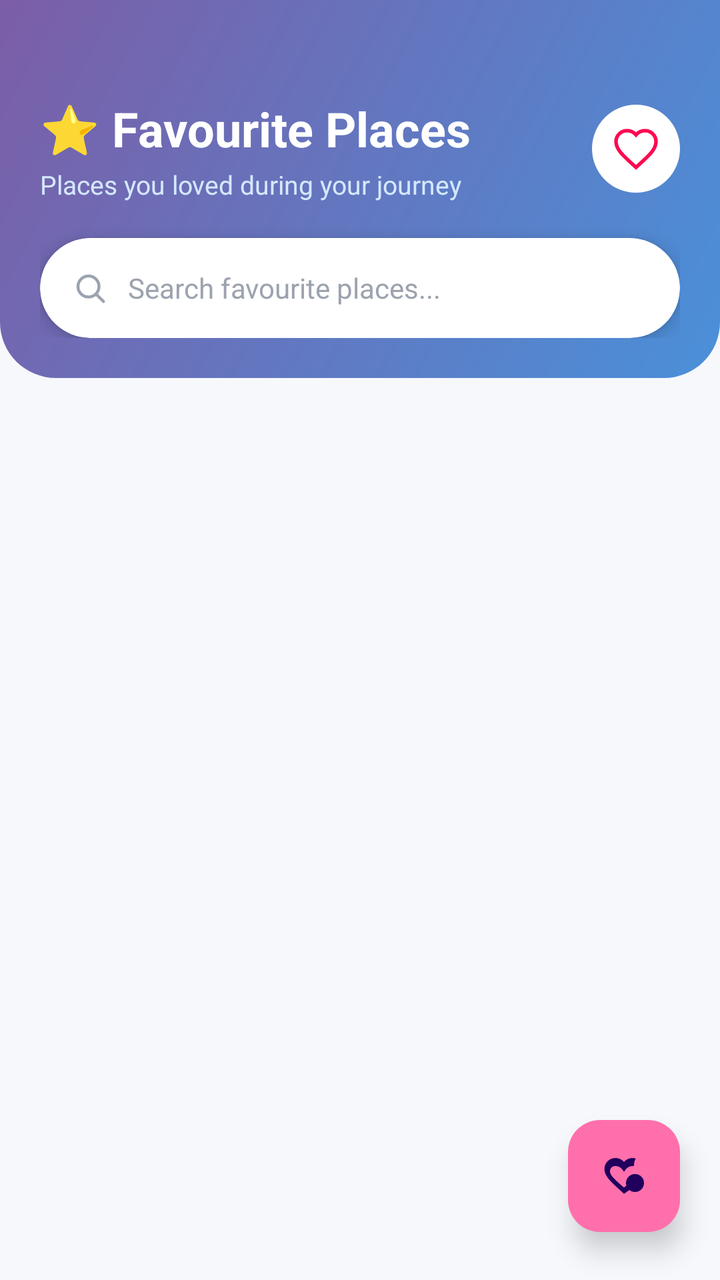
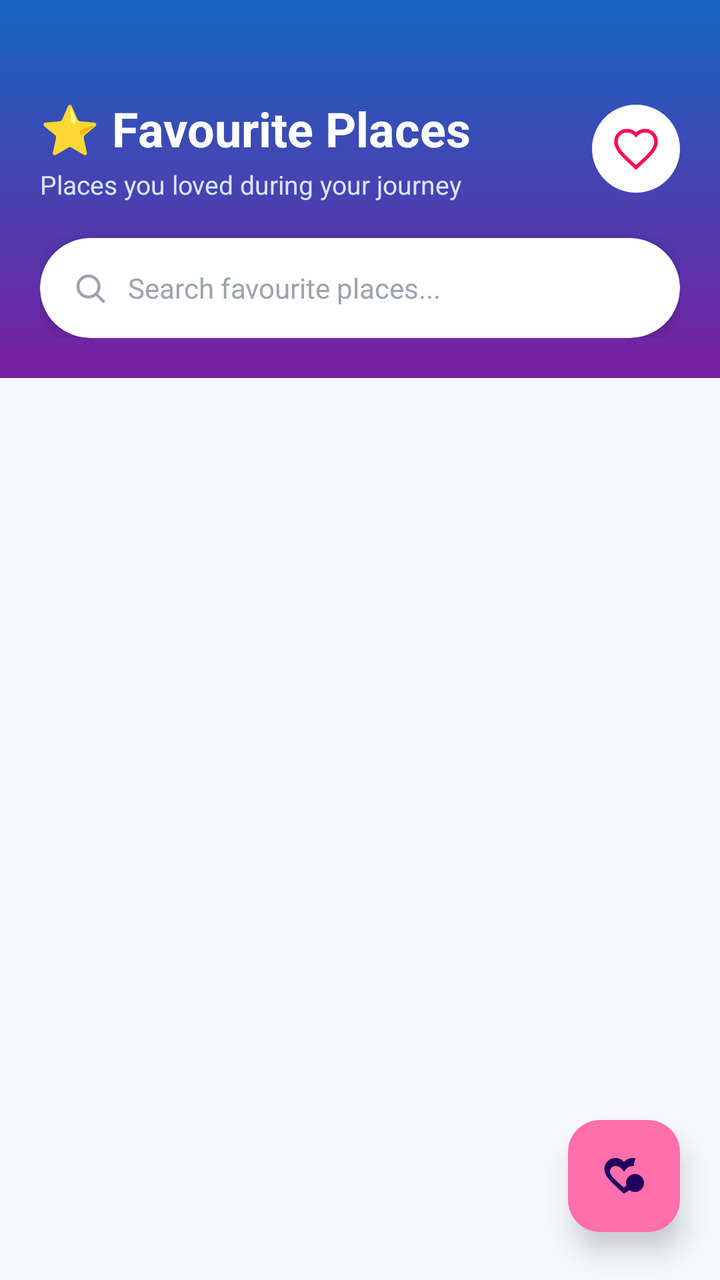

The first picture is an Android layout as it rendered before a commit; the second is the same layout after the commit. The layout source and the unified diff follow.
<!-- AndroidManifest.xml: application theme Theme.Drishya_Vani -->
<!-- res/layout/activity_favourite_places.xml -->
<?xml version="1.0" encoding="utf-8"?>
<androidx.constraintlayout.widget.ConstraintLayout
    xmlns:android="http://schemas.android.com/apk/res/android"
    xmlns:app="http://schemas.android.com/apk/res-auto"
    android:layout_width="match_parent"
    android:layout_height="match_parent"
    android:background="#F6F8FC">

    
    <LinearLayout
        android:id="@+id/header"
        android:layout_width="0dp"
        android:layout_height="wrap_content"
        android:orientation="vertical"
        android:paddingStart="20dp"
        android:paddingEnd="20dp"
        android:paddingTop="48dp"
        android:paddingBottom="20dp"
        android:background="@drawable/bg_header_gradient"
        app:layout_constraintTop_toTopOf="parent"
        app:layout_constraintStart_toStartOf="parent"
        app:layout_constraintEnd_toEndOf="parent">

        
        <RelativeLayout
            android:layout_width="match_parent"
            android:layout_height="wrap_content">

            <LinearLayout
                android:layout_width="wrap_content"
                android:layout_height="wrap_content"
                android:orientation="vertical"
                android:layout_centerVertical="true">

                <TextView
                    android:text="⭐ Favourite Places"
                    android:textSize="24sp"
                    android:textStyle="bold"
                    android:textColor="#FFFFFF"
                    android:layout_width="wrap_content"
                    android:layout_height="wrap_content" />

                <TextView
                    android:text="Places you loved during your journey"
                    android:textSize="13sp"
                    android:textColor="#D4E8FF"
                    android:layout_marginTop="3dp"
                    android:layout_width="wrap_content"
                    android:layout_height="wrap_content" />

            </LinearLayout>

            
            <ImageView
                android:layout_width="44dp"
                android:layout_height="44dp"
                android:src="@drawable/ic_heart_outline"
                android:background="@drawable/bg_icon_circle_white"
                android:padding="10dp"
                android:layout_alignParentEnd="true"
                android:layout_centerVertical="true"
                android:contentDescription="Favourites icon"
                app:tint="#FD0951" />

        </RelativeLayout>

        
        <androidx.cardview.widget.CardView
            android:layout_width="match_parent"
            android:layout_height="50dp"
            android:layout_marginTop="18dp"
            app:cardCornerRadius="28dp"
            app:cardElevation="5dp"
            app:cardBackgroundColor="#FFFFFF">

            <LinearLayout
                android:layout_width="match_parent"
                android:layout_height="match_parent"
                android:orientation="horizontal"
                android:gravity="center_vertical"
                android:paddingStart="16dp"
                android:paddingEnd="16dp">

                <ImageView
                    android:layout_width="18dp"
                    android:layout_height="18dp"
                    android:src="@drawable/ic_search"
                    android:contentDescription="Search icon"
                    app:tint="#9CA3AF" />

                <EditText
                    android:id="@+id/etSearchFav"
                    android:layout_width="0dp"
                    android:layout_height="match_parent"
                    android:layout_weight="1"
                    android:layout_marginStart="10dp"
                    android:hint="Search favourite places..."
                    android:textColorHint="#9CA3AF"
                    android:textSize="14sp"
                    android:textColor="#1A1A2E"
                    android:background="@null"
                    android:inputType="text"
                    android:maxLines="1"
                    android:imeOptions="actionSearch" />

            </LinearLayout>
        </androidx.cardview.widget.CardView>

    </LinearLayout>

    
    <androidx.recyclerview.widget.RecyclerView
        android:id="@+id/recyclerFavourites"
        android:layout_width="0dp"
        android:layout_height="0dp"
        android:paddingStart="14dp"
        android:paddingEnd="14dp"
        android:paddingTop="14dp"
        android:paddingBottom="90dp"
        android:clipToPadding="false"
        android:visibility="visible"
        app:layout_constraintTop_toBottomOf="@id/header"
        app:layout_constraintBottom_toBottomOf="parent"
        app:layout_constraintStart_toStartOf="parent"
        app:layout_constraintEnd_toEndOf="parent" />

    
    <LinearLayout
        android:id="@+id/layoutEmptyState"
        android:layout_width="wrap_content"
        android:layout_height="wrap_content"
        android:orientation="vertical"
        android:gravity="center"
        android:paddingStart="32dp"
        android:paddingEnd="32dp"
        android:visibility="gone"
        app:layout_constraintTop_toBottomOf="@id/header"
        app:layout_constraintBottom_toBottomOf="parent"
        app:layout_constraintStart_toStartOf="parent"
        app:layout_constraintEnd_toEndOf="parent">

        <ImageView
            android:layout_width="140dp"
            android:layout_height="140dp"
            android:src="@drawable/ic_empty_heart_map"
            android:contentDescription="No favourites" />

        <TextView
            android:layout_width="wrap_content"
            android:layout_height="wrap_content"
            android:text="No favourites yet"
            android:textSize="20sp"
            android:textStyle="bold"
            android:textColor="#1A1A2E"
            android:layout_marginTop="18dp" />

        <TextView
            android:layout_width="wrap_content"
            android:layout_height="wrap_content"
            android:text="Tap the heart icon while exploring places to save them here."
            android:textSize="14sp"
            android:textColor="#7C7C9A"
            android:gravity="center"
            android:lineSpacingMultiplier="1.4"
            android:layout_marginTop="8dp" />

    </LinearLayout>

    
    <com.google.android.material.floatingactionbutton.FloatingActionButton
        android:id="@+id/fabExplore"
        android:layout_width="wrap_content"
        android:layout_height="wrap_content"
        android:tint="@color/white"
        android:contentDescription="Explore nearby places"
        app:backgroundTint="#FF6FAC"
        app:fabSize="normal"
        android:src="@drawable/ic_heart_add"
        app:elevation="8dp"
        app:layout_constraintBottom_toBottomOf="parent"
        app:layout_constraintEnd_toEndOf="parent"
        android:layout_marginBottom="24dp"
        android:layout_marginEnd="20dp" />

</androidx.constraintlayout.widget.ConstraintLayout>
<!-- resources referenced by this layout -->
<resources>
  <color name="white">#FFFFFFFF</color>
  <!-- drawable bg_header_gradient (drawable) -->
  <?xml version="1.0" encoding="utf-8"?>
  <shape xmlns:android="http://schemas.android.com/apk/res/android">
      <gradient
          android:startColor="#4A90D9"
          android:endColor="#7B5EA7"
          android:angle="135"
          android:type="linear" />
      <corners
          android:bottomLeftRadius="28dp"
          android:bottomRightRadius="28dp" />
  </shape>
  <!-- drawable bg_icon_circle_white (drawable) -->
  <?xml version="1.0" encoding="utf-8"?>
  <shape xmlns:android="http://schemas.android.com/apk/res/android"
      android:shape="oval">
      <solid android:color="#FFFFFF" />
  </shape>
  <!-- drawable ic_empty_heart_map (drawable) -->
  <?xml version="1.0" encoding="utf-8"?>
  <vector xmlns:android="http://schemas.android.com/apk/res/android"
      android:width="140dp"
      android:height="140dp"
      android:viewportWidth="140"
      android:viewportHeight="140">
  
      
      <path
          android:fillColor="#EDE9FF"
          android:pathData="M70,10m-60,0a60,60 0,1 1,120 0a60,60 0,1 1,-120 0" />
  
      
      <path
          android:fillColor="#C4B5F4"
          android:pathData="M35,55 L55,48 L85,55 L105,48 L105,95 L85,102 L55,95 L35,102 Z" />
  
      
      <path
          android:fillColor="#A78BF5"
          android:pathData="M55,48 L55,95" />
      <path
          android:fillColor="#A78BF5"
          android:pathData="M85,55 L85,102" />
  
      
      <path
          android:fillColor="#E24B4A"
          android:pathData="M70,85 C70,85 55,74 55,64.5 C55,59.8 58.8,56 63.5,56 C66.2,56 68.7,57.3 70,59.3 C71.3,57.3 73.8,56 76.5,56 C81.2,56 85,59.8 85,64.5 C85,74 70,85 70,85 Z" />
  </vector>
  <!-- drawable ic_heart_outline (drawable) -->
  <?xml version="1.0" encoding="utf-8"?>
  <vector xmlns:android="http://schemas.android.com/apk/res/android"
      android:width="24dp"
      android:height="24dp"
      android:viewportWidth="24"
      android:viewportHeight="24">
      <path
          android:fillColor="@android:color/transparent"
          android:strokeColor="#FF6D8C"
          android:strokeWidth="1.8"
          android:pathData="M12,21.35L10.55,20.03C5.4,15.36 2,12.28 2,8.5C2,5.42 4.42,3 7.5,3C9.24,3 10.91,3.81 12,5.09C13.09,3.81 14.76,3 16.5,3C19.58,3 22,5.42 22,8.5C22,12.28 18.6,15.36 13.45,20.03L12,21.35Z" />
  </vector>
  <!-- drawable ic_search (drawable) -->
  <?xml version="1.0" encoding="utf-8"?>
  <vector xmlns:android="http://schemas.android.com/apk/res/android"
      android:width="24dp"
      android:height="24dp"
      android:viewportWidth="24"
      android:viewportHeight="24">
      <path
          android:fillColor="@android:color/transparent"
          android:strokeColor="#9CA3AF"
          android:strokeWidth="2"
          android:strokeLineCap="round"
          android:pathData="M11,11m-7,0a7,7 0,1 1,14 0a7,7 0,1 1,-14 0" />
      <path
          android:fillColor="@android:color/transparent"
          android:strokeColor="#9CA3AF"
          android:strokeWidth="2"
          android:strokeLineCap="round"
          android:pathData="M21,21L16.65,16.65" />
  </vector>
  <style name="Theme.Drishya_Vani" parent="Base.Theme.Drishya_Vani" />
  <style name="Base.Theme.Drishya_Vani" parent="Theme.Material3.DayNight.NoActionBar">
          
          
      </style>
  <!-- unchanged entries left out for length: 1 -->
</resources>

<!-- the commit's change to res/layout/activity_favourite_places.xml (unified diff, before → after) -->
@@ -16,7 +16,7 @@
         android:paddingEnd="20dp"
         android:paddingTop="48dp"
         android:paddingBottom="20dp"
-        android:background="@drawable/bg_header_gradient"
+        android:background="@drawable/bg_emergency"
         app:layout_constraintTop_toTopOf="parent"
         app:layout_constraintStart_toStartOf="parent"
         app:layout_constraintEnd_toEndOf="parent">
<!-- resource entries referenced after the edit -->
@@ -1,17 +1,14 @@
 <!-- resources referenced by this layout -->
 <resources>
   <color name="white">#FFFFFFFF</color>
-  <!-- drawable bg_header_gradient (drawable) -->
+  <!-- drawable bg_emergency (drawable) -->
   <?xml version="1.0" encoding="utf-8"?>
   <shape xmlns:android="http://schemas.android.com/apk/res/android">
       <gradient
-          android:startColor="#4A90D9"
-          android:endColor="#7B5EA7"
-          android:angle="135"
+          android:startColor="#1565C0"
+          android:endColor="#7B1FA2"
+          android:angle="150"
           android:type="linear" />
-      <corners
-          android:bottomLeftRadius="28dp"
-          android:bottomRightRadius="28dp" />
   </shape>
   <!-- drawable bg_icon_circle_white (drawable) -->
   <?xml version="1.0" encoding="utf-8"?>
